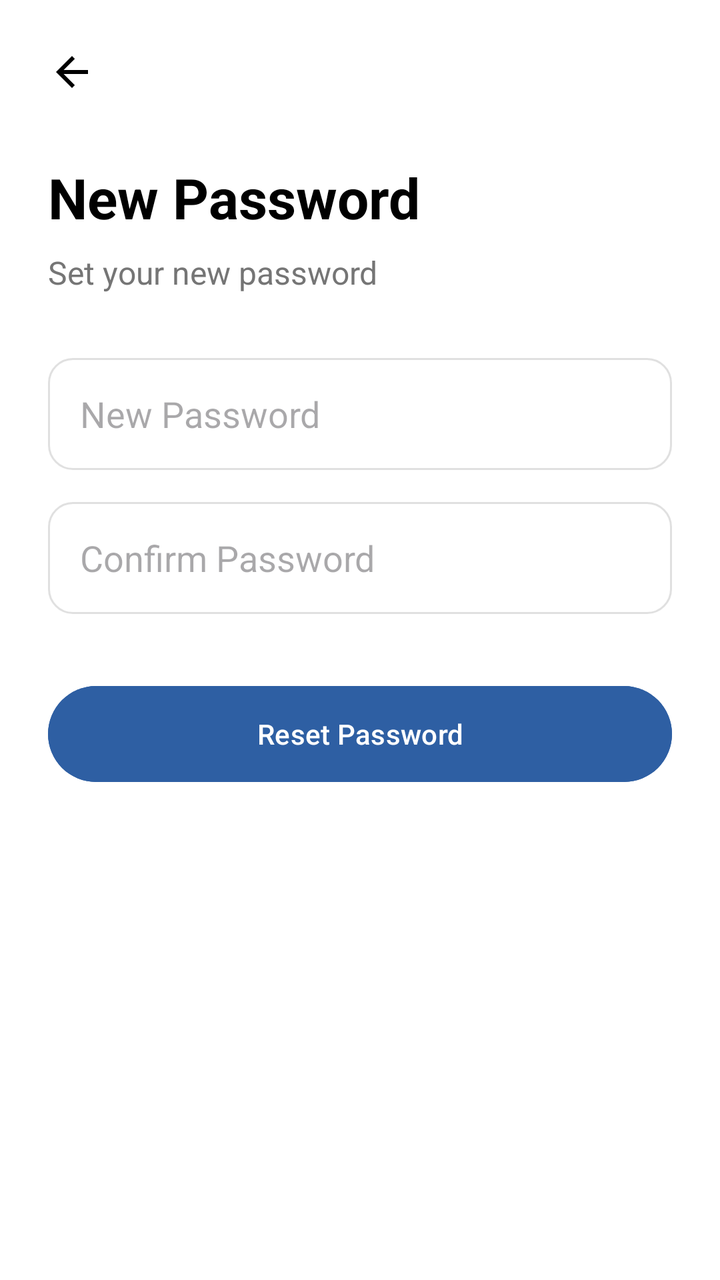
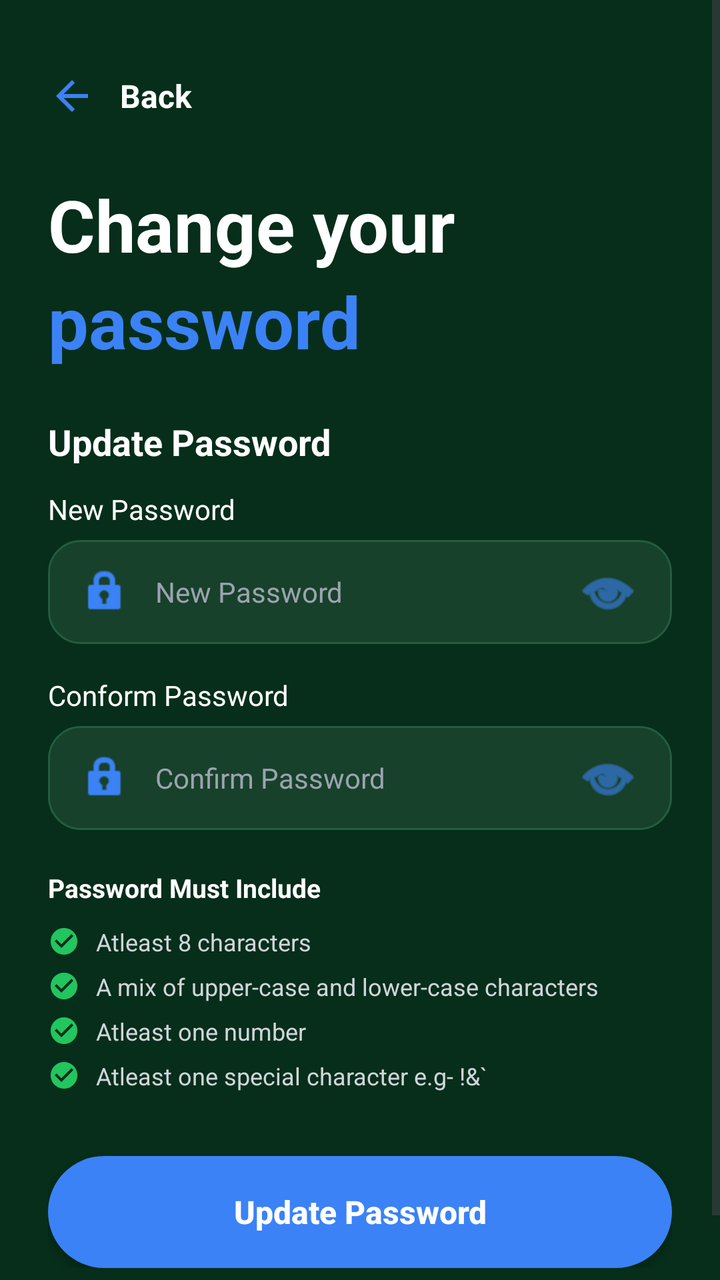

An Android layout rendered at two revisions. The XML below is the earlier revision; the diff shows what the commit changed to produce the second picture.
<!-- AndroidManifest.xml: application theme Theme.AssistAi -->
<!-- res/layout/activity_new_password.xml -->
<?xml version="1.0" encoding="utf-8"?>
<LinearLayout xmlns:android="http://schemas.android.com/apk/res/android"
    android:layout_width="match_parent"
    android:layout_height="match_parent"
    android:orientation="vertical"
    android:padding="24dp"
    android:background="@color/white">

    <ImageButton
        android:id="@+id/btnBack"
        android:layout_width="wrap_content"
        android:layout_height="wrap_content"
        android:background="?attr/selectableItemBackgroundBorderless"
        android:src="@drawable/ic_back"
        android:contentDescription="Back" />

    <TextView
        android:layout_width="wrap_content"
        android:layout_height="wrap_content"
        android:text="New Password"
        android:textSize="28sp"
        android:textStyle="bold"
        android:textColor="@color/black"
        android:layout_marginTop="32dp" />

    <TextView
        android:layout_width="wrap_content"
        android:layout_height="wrap_content"
        android:text="Set your new password"
        android:textSize="16sp"
        android:textColor="@color/text_gray"
        android:layout_marginTop="8dp" />

    <EditText
        android:id="@+id/etNewPassword"
        android:layout_width="match_parent"
        android:layout_height="56dp"
        android:layout_marginTop="32dp"
        android:background="@drawable/otp_box_bg"
        android:hint="New Password"
        android:inputType="textPassword"
        android:padding="16dp" />

    <EditText
        android:id="@+id/etConfirmPassword"
        android:layout_width="match_parent"
        android:layout_height="56dp"
        android:layout_marginTop="16dp"
        android:background="@drawable/otp_box_bg"
        android:hint="Confirm Password"
        android:inputType="textPassword"
        android:padding="16dp" />

    <Button
        android:id="@+id/btnResetPassword"
        android:layout_width="match_parent"
        android:layout_height="56dp"
        android:layout_marginTop="32dp"
        android:text="Reset Password"
        android:backgroundTint="@color/colorPrimary"
        android:textColor="@color/white" />

</LinearLayout>
<!-- resources referenced by this layout -->
<resources>
  <color name="black">#FF000000</color>
  <color name="colorPrimary">#2E5FA3</color>
  <color name="text_gray">#757575</color>
  <color name="white">#FFFFFFFF</color>
  <!-- drawable ic_back (drawable) -->
  <vector xmlns:android="http://schemas.android.com/apk/res/android"
      android:width="24dp"
      android:height="24dp"
      android:viewportWidth="24"
      android:viewportHeight="24">
    <path
        android:fillColor="#FF000000"
        android:pathData="M20,11H7.83l5.59,-5.59L12,4l-8,8 8,8 1.41,-1.41L7.83,13H20v-2z"/>
  </vector>
  <!-- drawable otp_box_bg (drawable) -->
  <?xml version="1.0" encoding="utf-8"?>
  <shape xmlns:android="http://schemas.android.com/apk/res/android">
      <solid android:color="@color/white" />
      <stroke
          android:width="1dp"
          android:color="#E0E0E0" />
      <corners android:radius="12dp" />
  </shape>
  <style name="Theme.AssistAi" parent="Base.Theme.AssistAi" />
  <style name="Base.Theme.AssistAi" parent="Theme.Material3.DayNight.NoActionBar">
          
          
      </style>
</resources>

<!-- the commit's change to res/layout/activity_new_password.xml (unified diff, before → after) -->
@@ -1,63 +1,217 @@
 <?xml version="1.0" encoding="utf-8"?>
-<LinearLayout xmlns:android="http://schemas.android.com/apk/res/android"
+<ScrollView xmlns:android="http://schemas.android.com/apk/res/android"
+    xmlns:app="http://schemas.android.com/apk/res-auto"
+    xmlns:tools="http://schemas.android.com/tools"
     android:layout_width="match_parent"
     android:layout_height="match_parent"
-    android:orientation="vertical"
-    android:padding="24dp"
-    android:background="@color/white">
-
-    <ImageButton
-        android:id="@+id/btnBack"
-        android:layout_width="wrap_content"
+    android:background="#062E1A"
+    android:fillViewport="true"
+    tools:context=".NewPasswordActivity">
+
+    <androidx.constraintlayout.widget.ConstraintLayout
+        android:layout_width="match_parent"
         android:layout_height="wrap_content"
-        android:background="?attr/selectableItemBackgroundBorderless"
-        android:src="@drawable/ic_back"
-        android:contentDescription="Back" />
-
-    <TextView
-        android:layout_width="wrap_content"
-        android:layout_height="wrap_content"
-        android:text="New Password"
-        android:textSize="28sp"
-        android:textStyle="bold"
-        android:textColor="@color/black"
-        android:layout_marginTop="32dp" />
-
-    <TextView
-        android:layout_width="wrap_content"
-        android:layout_height="wrap_content"
-        android:text="Set your new password"
-        android:textSize="16sp"
-        android:textColor="@color/text_gray"
-        android:layout_marginTop="8dp" />
-
-    <EditText
-        android:id="@+id/etNewPassword"
-        android:layout_width="match_parent"
-        android:layout_height="56dp"
-        android:layout_marginTop="32dp"
-        android:background="@drawable/otp_box_bg"
-        android:hint="New Password"
-        android:inputType="textPassword"
-        android:padding="16dp" />
-
-    <EditText
-        android:id="@+id/etConfirmPassword"
-        android:layout_width="match_parent"
-        android:layout_height="56dp"
-        android:layout_marginTop="16dp"
-        android:background="@drawable/otp_box_bg"
-        android:hint="Confirm Password"
-        android:inputType="textPassword"
-        android:padding="16dp" />
-
-    <Button
-        android:id="@+id/btnResetPassword"
-        android:layout_width="match_parent"
-        android:layout_height="56dp"
-        android:layout_marginTop="32dp"
-        android:text="Reset Password"
-        android:backgroundTint="@color/colorPrimary"
-        android:textColor="@color/white" />
-
-</LinearLayout>
+        android:paddingBottom="40dp">
+
+        
+        <LinearLayout
+            android:id="@+id/layoutBack"
+            android:layout_width="wrap_content"
+            android:layout_height="wrap_content"
+            android:orientation="horizontal"
+            android:gravity="center_vertical"
+            android:layout_marginStart="20dp"
+            android:layout_marginTop="32dp"
+            app:layout_constraintTop_toTopOf="parent"
+            app:layout_constraintStart_toStartOf="parent">
+
+            <ImageButton
+                android:id="@+id/btnBack"
+                android:layout_width="32dp"
+                android:layout_height="32dp"
+                android:background="?attr/selectableItemBackgroundBorderless"
+                android:src="@drawable/ic_back"
+                android:contentDescription="Back"
+                app:tint="#3B82F6" />
+
+            <TextView
+                android:layout_width="wrap_content"
+                android:layout_height="wrap_content"
+                android:layout_marginStart="8dp"
+                android:text="Back"
+                android:textColor="#FFFFFF"
+                android:textSize="16sp"
+                android:textStyle="bold" />
+
+        </LinearLayout>
+
+        
+        <LinearLayout
+            android:id="@+id/layoutHeader"
+            android:layout_width="0dp"
+            android:layout_height="wrap_content"
+            android:orientation="vertical"
+            android:layout_marginHorizontal="24dp"
+            android:layout_marginTop="24dp"
+            app:layout_constraintTop_toBottomOf="@id/layoutBack"
+            app:layout_constraintStart_toStartOf="parent"
+            app:layout_constraintEnd_toEndOf="parent">
+
+            <TextView
+                android:layout_width="wrap_content"
+                android:layout_height="wrap_content"
+                android:text="Change your"
+                android:textColor="#FFFFFF"
+                android:textSize="36sp"
+                android:textStyle="bold" />
+
+            <TextView
+                android:layout_width="wrap_content"
+                android:layout_height="wrap_content"
+                android:text="password"
+                android:textColor="#3B82F6"
+                android:textSize="36sp"
+                android:textStyle="bold" />
+
+        </LinearLayout>
+
+        
+        <LinearLayout
+            android:id="@+id/layoutForm"
+            android:layout_width="0dp"
+            android:layout_height="wrap_content"
+            android:orientation="vertical"
+            android:layout_marginHorizontal="24dp"
+            android:layout_marginTop="24dp"
+            app:layout_constraintTop_toBottomOf="@id/layoutHeader"
+            app:layout_constraintStart_toStartOf="parent"
+            app:layout_constraintEnd_toEndOf="parent">
+
+            <TextView
+                android:layout_width="wrap_content"
+                android:layout_height="wrap_content"
+                android:text="Update Password"
+                android:textColor="#FFFFFF"
+                android:textSize="18sp"
+                android:textStyle="bold"
+                android:layout_marginBottom="12dp" />
+
+            
+            <TextView
+                android:layout_width="wrap_content"
+                android:layout_height="wrap_content"
+                android:text="New Password"
+                android:textColor="#FFFFFF"
+                android:textSize="14sp"
+                android:layout_marginBottom="6dp" />
+
+            <EditText
+                android:id="@+id/etNewPassword"
+                android:layout_width="match_parent"
+                android:layout_height="52dp"
+                android:background="@drawable/bg_dark_input"
+                android:drawableStart="@android:drawable/ic_lock_idle_lock"
+                android:drawableEnd="@android:drawable/ic_menu_view"
+                android:drawablePadding="12dp"
+                android:hint="New Password"
+                android:inputType="textPassword"
+                android:paddingHorizontal="16dp"
+                android:textColor="#FFFFFF"
+                android:textColorHint="#9CA3AF"
+                android:textSize="14sp"
+                app:drawableTint="#3B82F6" />
+
+            
+            <TextView
+                android:layout_width="wrap_content"
+                android:layout_height="wrap_content"
+                android:layout_marginTop="16dp"
+                android:text="Conform Password"
+                android:textColor="#FFFFFF"
+                android:textSize="14sp"
+                android:layout_marginBottom="6dp" />
+
+            <EditText
+                android:id="@+id/etConfirmPassword"
+                android:layout_width="match_parent"
+                android:layout_height="52dp"
+                android:background="@drawable/bg_dark_input"
+                android:drawableStart="@android:drawable/ic_lock_idle_lock"
+                android:drawableEnd="@android:drawable/ic_menu_view"
+                android:drawablePadding="12dp"
+                android:hint="Confirm Password"
+                android:inputType="textPassword"
+                android:paddingHorizontal="16dp"
+                android:textColor="#FFFFFF"
+                android:textColorHint="#9CA3AF"
+                android:textSize="14sp"
+                app:drawableTint="#3B82F6" />
+
+            
+            <TextView
+                android:layout_width="wrap_content"
+                android:layout_height="wrap_content"
+                android:layout_marginTop="20dp"
+                android:text="Password Must Include"
+                android:textColor="#FFFFFF"
+                android:textSize="13sp"
+                android:textStyle="bold"
+                android:layout_marginBottom="10dp" />
+
+            <LinearLayout
+                android:layout_width="match_parent"
+                android:layout_height="wrap_content"
+                android:orientation="horizontal"
+                android:gravity="center_vertical"
+                android:layout_marginBottom="6dp">
+                <ImageView android:layout_width="16dp" android:layout_height="16dp" android:src="@drawable/ic_check_circle" app:tint="#22C55E" android:contentDescription="Check"/>
+                <TextView android:layout_width="wrap_content" android:layout_height="wrap_content" android:layout_marginStart="8dp" android:text="Atleast 8 characters" android:textColor="#D1D5DB" android:textSize="12sp"/>
+            </LinearLayout>
+
+            <LinearLayout
+                android:layout_width="match_parent"
+                android:layout_height="wrap_content"
+                android:orientation="horizontal"
+                android:gravity="center_vertical"
+                android:layout_marginBottom="6dp">
+                <ImageView android:layout_width="16dp" android:layout_height="16dp" android:src="@drawable/ic_check_circle" app:tint="#22C55E" android:contentDescription="Check"/>
+                <TextView android:layout_width="wrap_content" android:layout_height="wrap_content" android:layout_marginStart="8dp" android:text="A mix of upper-case and lower-case characters" android:textColor="#D1D5DB" android:textSize="12sp"/>
+            </LinearLayout>
+
+            <LinearLayout
+                android:layout_width="match_parent"
+                android:layout_height="wrap_content"
+                android:orientation="horizontal"
+                android:gravity="center_vertical"
+                android:layout_marginBottom="6dp">
+                <ImageView android:layout_width="16dp" android:layout_height="16dp" android:src="@drawable/ic_check_circle" app:tint="#22C55E" android:contentDescription="Check"/>
+                <TextView android:layout_width="wrap_content" android:layout_height="wrap_content" android:layout_marginStart="8dp" android:text="Atleast one number" android:textColor="#D1D5DB" android:textSize="12sp"/>
+            </LinearLayout>
+
+            <LinearLayout
+                android:layout_width="match_parent"
+                android:layout_height="wrap_content"
+                android:orientation="horizontal"
+                android:gravity="center_vertical">
+                <ImageView android:layout_width="16dp" android:layout_height="16dp" android:src="@drawable/ic_check_circle" app:tint="#22C55E" android:contentDescription="Check"/>
+                <TextView android:layout_width="wrap_content" android:layout_height="wrap_content" android:layout_marginStart="8dp" android:text="Atleast one special character e.g- !&amp;`" android:textColor="#D1D5DB" android:textSize="12sp"/>
+            </LinearLayout>
+
+            
+            <androidx.appcompat.widget.AppCompatButton
+                android:id="@+id/btnResetPassword"
+                android:layout_width="match_parent"
+                android:layout_height="56dp"
+                android:layout_marginTop="32dp"
+                android:background="@drawable/bg_blue_button"
+                android:text="Update Password"
+                android:textAllCaps="false"
+                android:textColor="#FFFFFF"
+                android:textSize="16sp"
+                android:textStyle="bold" />
+
+        </LinearLayout>
+
+    </androidx.constraintlayout.widget.ConstraintLayout>
+
+</ScrollView>
<!-- resource entries referenced after the edit -->
@@ -1,9 +1,22 @@
 <!-- resources referenced by this layout -->
 <resources>
-  <color name="black">#FF000000</color>
-  <color name="colorPrimary">#2E5FA3</color>
-  <color name="text_gray">#757575</color>
-  <color name="white">#FFFFFFFF</color>
+  <!-- drawable bg_blue_button (drawable) -->
+  <?xml version="1.0" encoding="utf-8"?>
+  <shape xmlns:android="http://schemas.android.com/apk/res/android"
+      android:shape="rectangle">
+      <solid android:color="#3B82F6" />
+      <corners android:radius="28dp" />
+  </shape>
+  <!-- drawable bg_dark_input (drawable) -->
+  <?xml version="1.0" encoding="utf-8"?>
+  <shape xmlns:android="http://schemas.android.com/apk/res/android"
+      android:shape="rectangle">
+      <solid android:color="#17412A" />
+      <stroke
+          android:width="1dp"
+          android:color="#235D3E" />
+      <corners android:radius="16dp" />
+  </shape>
   <!-- drawable ic_back (drawable) -->
   <vector xmlns:android="http://schemas.android.com/apk/res/android"
       android:width="24dp"
@@ -14,15 +27,16 @@
         android:fillColor="#FF000000"
         android:pathData="M20,11H7.83l5.59,-5.59L12,4l-8,8 8,8 1.41,-1.41L7.83,13H20v-2z"/>
   </vector>
-  <!-- drawable otp_box_bg (drawable) -->
-  <?xml version="1.0" encoding="utf-8"?>
-  <shape xmlns:android="http://schemas.android.com/apk/res/android">
-      <solid android:color="@color/white" />
-      <stroke
-          android:width="1dp"
-          android:color="#E0E0E0" />
-      <corners android:radius="12dp" />
-  </shape>
+  <!-- drawable ic_check_circle (drawable) -->
+  <vector xmlns:android="http://schemas.android.com/apk/res/android"
+      android:width="24dp"
+      android:height="24dp"
+      android:viewportWidth="24"
+      android:viewportHeight="24">
+    <path
+        android:fillColor="#FF000000"
+        android:pathData="M12,2C6.48,2 2,6.48 2,12s4.48,10 10,10 10,-4.48 10,-10S17.52,2 12,2zM10,17l-5,-5 1.41,-1.41L10,14.17l7.59,-7.59L19,8l-9,9z"/>
+  </vector>
   <style name="Theme.AssistAi" parent="Base.Theme.AssistAi" />
   <style name="Base.Theme.AssistAi" parent="Theme.Material3.DayNight.NoActionBar">
           
